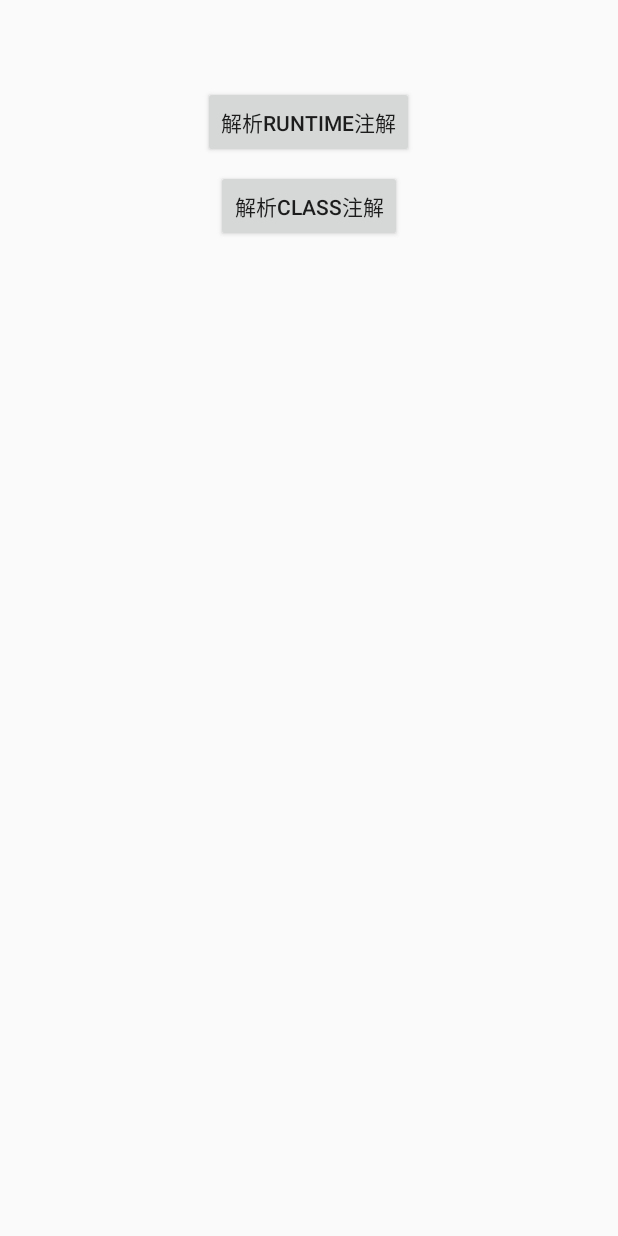
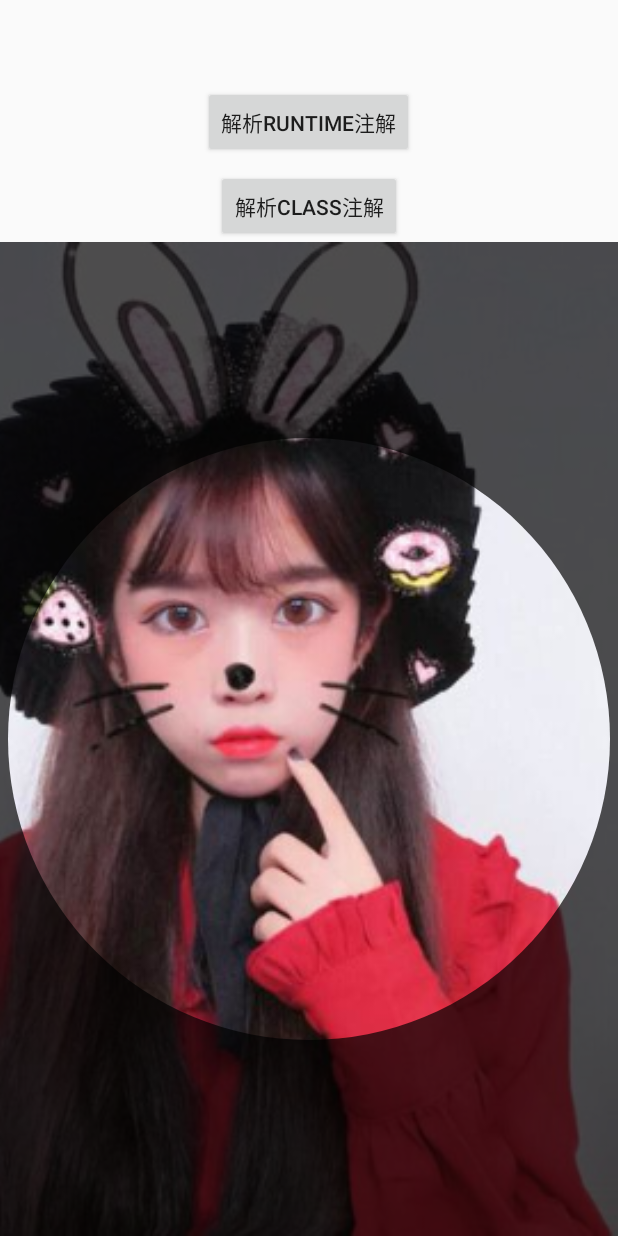
Before and after one commit to cai-wenqing/MyTest, an Android app: the AnnotationTestActivity screen opened directly, with no data from a screen before it, on a phone screen of 412 x 824 dp. Run offline under Robolectric (Android 15) with nearby library versions, the phone set to English and light mode, and no system bars.

Commit message:
硬件加速对于自定义控件的影响测试

```diff
--- /dev/null
+++ b/app/src/main/java/com/aiyakeji/mytest/widgets/CropView.java
@@ -0,0 +1,55 @@
+package com.aiyakeji.mytest.widgets;
+
+import android.content.Context;
+import android.graphics.Canvas;
+import android.graphics.Paint;
+import android.graphics.PorterDuff;
+import android.graphics.PorterDuffXfermode;
+import android.support.annotation.Nullable;
+import android.util.AttributeSet;
+import android.view.View;
+
+/**
+ * Created by track on 2017/10/12.
+ * 裁剪圆形
+ */
+
+public class CropView extends View {
+    public CropView(Context context) {
+        super(context);
+        init();
+    }
+
+    public CropView(Context context, @Nullable AttributeSet attrs) {
+        super(context, attrs);
+        init();
+    }
+
+    public CropView(Context context, @Nullable AttributeSet attrs, int defStyleAttr) {
+        super(context, attrs, defStyleAttr);
+        init();
+    }
+
+    void init() {
+        setLayerType(View.LAYER_TYPE_SOFTWARE, null);
+    }
+
+    int opadding = dip2px(5);
+
+    @Override
+    protected void onDraw(Canvas canvas) {
+        super.onDraw(canvas);
+        Paint paint = new Paint();
+        paint.setColor(0xaf000000);
+        canvas.drawRect(0, 0, getMeasuredWidth(), getMeasuredHeight(), paint);
+        paint.setAntiAlias(true);
+        paint.setColor(0x00000000);
+        paint.setXfermode(new PorterDuffXfermode(PorterDuff.Mode.SRC_OUT));
+        canvas.drawCircle(getMeasuredWidth() / 2, getMeasuredHeight() / 2, getMeasuredWidth() / 2 - opadding, paint);
+    }
+
+    public int dip2px(float dipValue) {
+        float scale = getContext().getResources().getDisplayMetrics().density;
+        return (int) (dipValue * scale + 0.5f);
+    }
+}
--- a/app/src/main/res/layout/activity_annotation_test.xml
+++ b/app/src/main/res/layout/activity_annotation_test.xml
@@ -24,4 +24,19 @@
         android:layout_height="wrap_content"
         android:layout_marginTop="@dimen/dp_10"
         android:text="解析class注解" />
+
+    <RelativeLayout
+        android:layout_width="match_parent"
+        android:layout_height="match_parent">
+
+        <ImageView
+            android:layout_width="match_parent"
+            android:layout_height="match_parent"
+            android:scaleType="centerCrop"
+            android:src="@mipmap/girl2" />
+
+        <com.aiyakeji.mytest.widgets.CropView
+            android:layout_width="match_parent"
+            android:layout_height="match_parent" />
+    </RelativeLayout>
 </LinearLayout>
```
